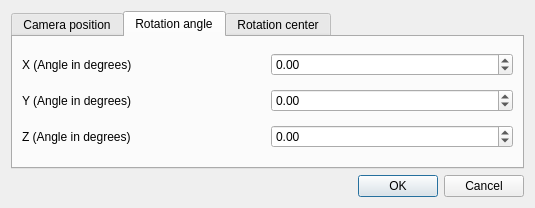
Qt form minevis/view/gui/UI/cameradialog.ui (gsanhueza/BlastSight) before a commit.
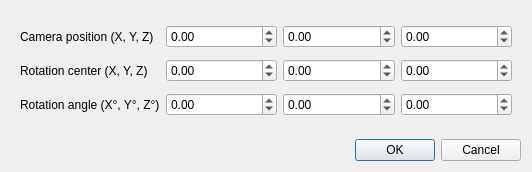
The same form after that commit. The open tabs and pages were chosen to show the change.

Commit message: Simplified camera properties dialog

What changed in the file:
```diff
--- a/minevis/view/gui/UI/cameradialog.ui
+++ b/minevis/view/gui/UI/cameradialog.ui
@@ -6,28 +6,21 @@
    <rect>
     <x>0</x>
     <y>0</y>
-    <width>535</width>
-    <height>208</height>
+    <width>532</width>
+    <height>172</height>
    </rect>
   </property>
   <property name="windowTitle">
    <string>Camera properties</string>
   </property>
+  <layout class="QVBoxLayout" name="verticalLayout">
+   <item>
+    <widget class="QWidget" name="widget" native="true">
   <layout class="QGridLayout" name="gridLayout">
    <item row="0" column="0">
-    <widget class="QTabWidget" name="tabWidget">
-     <property name="currentIndex">
-      <number>0</number>
-     </property>
-     <widget class="QWidget" name="camera_position_tab">
-      <attribute name="title">
-       <string>Camera position</string>
-      </attribute>
-      <layout class="QGridLayout" name="gridLayout_2">
-       <item row="0" column="0">
         <widget class="QLabel" name="label_x">
          <property name="text">
-          <string>X (East)</string>
+         <string>Camera position (X, Y, Z)</string>
          </property>
         </widget>
        </item>
@@ -41,14 +34,7 @@
          </property>
         </widget>
        </item>
-       <item row="1" column="0">
-        <widget class="QLabel" name="label_y">
-         <property name="text">
-          <string>Y (North)</string>
-         </property>
-        </widget>
-       </item>
-       <item row="1" column="1">
+      <item row="0" column="2">
         <widget class="QDoubleSpinBox" name="doubleSpinBox_y">
          <property name="minimum">
           <double>-9999999.990000000223517</double>
@@ -58,14 +44,7 @@
          </property>
         </widget>
        </item>
-       <item row="2" column="0">
-        <widget class="QLabel" name="label_z">
-         <property name="text">
-          <string>Z (Elevation)</string>
-         </property>
-        </widget>
-       </item>
-       <item row="2" column="1">
+      <item row="0" column="3">
         <widget class="QDoubleSpinBox" name="doubleSpinBox_z">
          <property name="minimum">
           <double>-9999999.990000000223517</double>
@@ -75,79 +54,14 @@
          </property>
         </widget>
        </item>
-      </layout>
-     </widget>
-     <widget class="QWidget" name="rotation_angle_tab">
-      <attribute name="title">
-       <string>Rotation angle</string>
-      </attribute>
-      <layout class="QGridLayout" name="gridLayout_3">
-       <item row="0" column="0">
-        <widget class="QLabel" name="label_rot_x">
-         <property name="text">
-          <string>X (Angle in degrees)</string>
-         </property>
-        </widget>
-       </item>
-       <item row="0" column="1">
-        <widget class="QDoubleSpinBox" name="doubleSpinBox_rot_x">
-         <property name="minimum">
-          <double>-360.000000000000000</double>
-         </property>
-         <property name="maximum">
-          <double>360.000000000000000</double>
-         </property>
-        </widget>
-       </item>
        <item row="1" column="0">
-        <widget class="QLabel" name="label_rot_y">
-         <property name="text">
-          <string>Y (Angle in degrees)</string>
-         </property>
-        </widget>
-       </item>
-       <item row="1" column="1">
-        <widget class="QDoubleSpinBox" name="doubleSpinBox_rot_y">
-         <property name="minimum">
-          <double>-360.000000000000000</double>
-         </property>
-         <property name="maximum">
-          <double>360.000000000000000</double>
-         </property>
-        </widget>
-       </item>
-       <item row="2" column="0">
-        <widget class="QLabel" name="label_rot_z">
-         <property name="text">
-          <string>Z (Angle in degrees)</string>
-         </property>
-        </widget>
-       </item>
-       <item row="2" column="1">
-        <widget class="QDoubleSpinBox" name="doubleSpinBox_rot_z">
-         <property name="minimum">
-          <double>-360.000000000000000</double>
-         </property>
-         <property name="maximum">
-          <double>360.000000000000000</double>
-         </property>
-        </widget>
-       </item>
-      </layout>
-     </widget>
-     <widget class="QWidget" name="rotation_center_tab">
-      <attribute name="title">
-       <string>Rotation center</string>
-      </attribute>
-      <layout class="QGridLayout" name="gridLayout_4">
-       <item row="0" column="0">
         <widget class="QLabel" name="label_center_x">
          <property name="text">
-          <string>X (Center)</string>
+         <string>Rotation center (X, Y, Z)</string>
          </property>
         </widget>
        </item>
-       <item row="0" column="1">
+      <item row="1" column="1">
         <widget class="QDoubleSpinBox" name="doubleSpinBox_center_x">
          <property name="minimum">
           <double>-9999999.990000000223517</double>
@@ -157,14 +71,7 @@
          </property>
         </widget>
        </item>
-       <item row="1" column="0">
-        <widget class="QLabel" name="label_center_y">
-         <property name="text">
-          <string>Y (Center)</string>
-         </property>
-        </widget>
-       </item>
-       <item row="1" column="1">
+      <item row="1" column="2">
         <widget class="QDoubleSpinBox" name="doubleSpinBox_center_y">
          <property name="minimum">
           <double>-9999999.990000000223517</double>
@@ -174,14 +81,7 @@
          </property>
         </widget>
        </item>
-       <item row="2" column="0">
-        <widget class="QLabel" name="label_center_z">
-         <property name="text">
-          <string>Z (Center)</string>
-         </property>
-        </widget>
-       </item>
-       <item row="2" column="1">
+      <item row="1" column="3">
         <widget class="QDoubleSpinBox" name="doubleSpinBox_center_z">
          <property name="minimum">
           <double>-9999999.990000000223517</double>
@@ -191,11 +91,47 @@
          </property>
         </widget>
        </item>
-      </layout>
-     </widget>
-    </widget>
+      <item row="2" column="0">
+       <widget class="QLabel" name="label_rot_x">
+        <property name="text">
+         <string>Rotation angle (X°, Y°, Z°)</string>
+        </property>
+       </widget>
+      </item>
+      <item row="2" column="1">
+       <widget class="QDoubleSpinBox" name="doubleSpinBox_rot_x">
+        <property name="minimum">
+         <double>-360.000000000000000</double>
+        </property>
+        <property name="maximum">
+         <double>360.000000000000000</double>
+        </property>
+       </widget>
+      </item>
+      <item row="2" column="2">
+       <widget class="QDoubleSpinBox" name="doubleSpinBox_rot_y">
+        <property name="minimum">
+         <double>-360.000000000000000</double>
+        </property>
+        <property name="maximum">
+         <double>360.000000000000000</double>
+        </property>
+       </widget>
+      </item>
+      <item row="2" column="3">
+       <widget class="QDoubleSpinBox" name="doubleSpinBox_rot_z">
+        <property name="minimum">
+         <double>-360.000000000000000</double>
+        </property>
+        <property name="maximum">
+         <double>360.000000000000000</double>
+        </property>
+       </widget>
+      </item>
+     </layout>
+    </widget>
    </item>
-   <item row="1" column="0">
+   <item>
     <widget class="QDialogButtonBox" name="buttonBox">
      <property name="orientation">
       <enum>Qt::Horizontal</enum>
```
Lines whose indentation alone changed are shown as unchanged.
